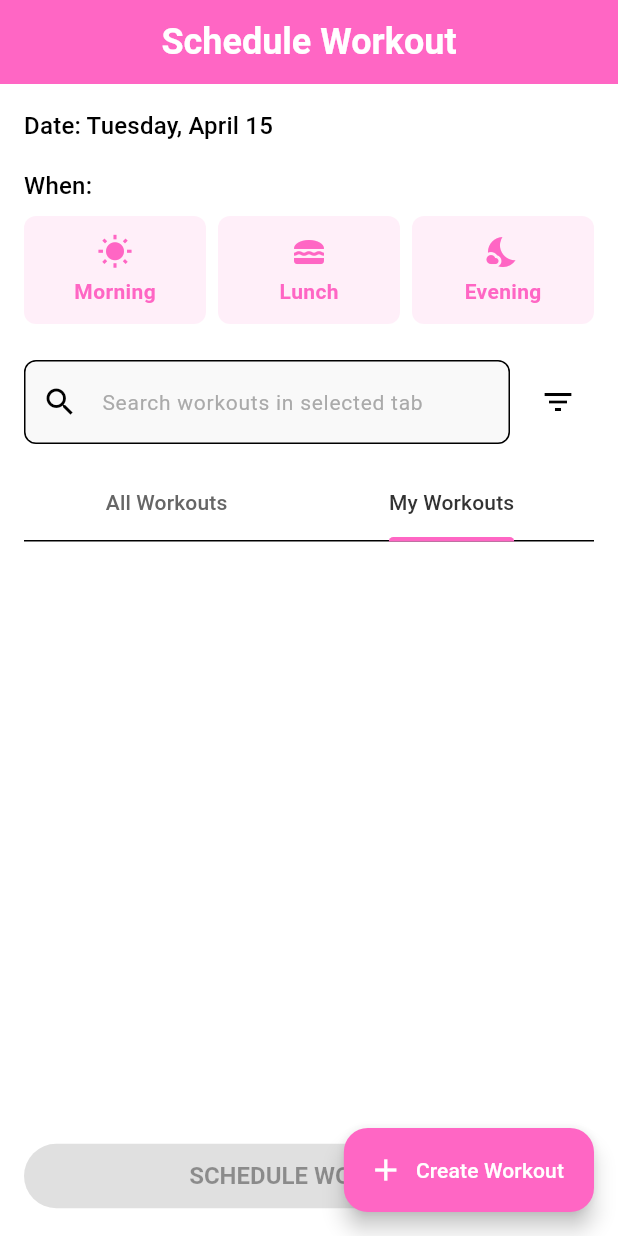
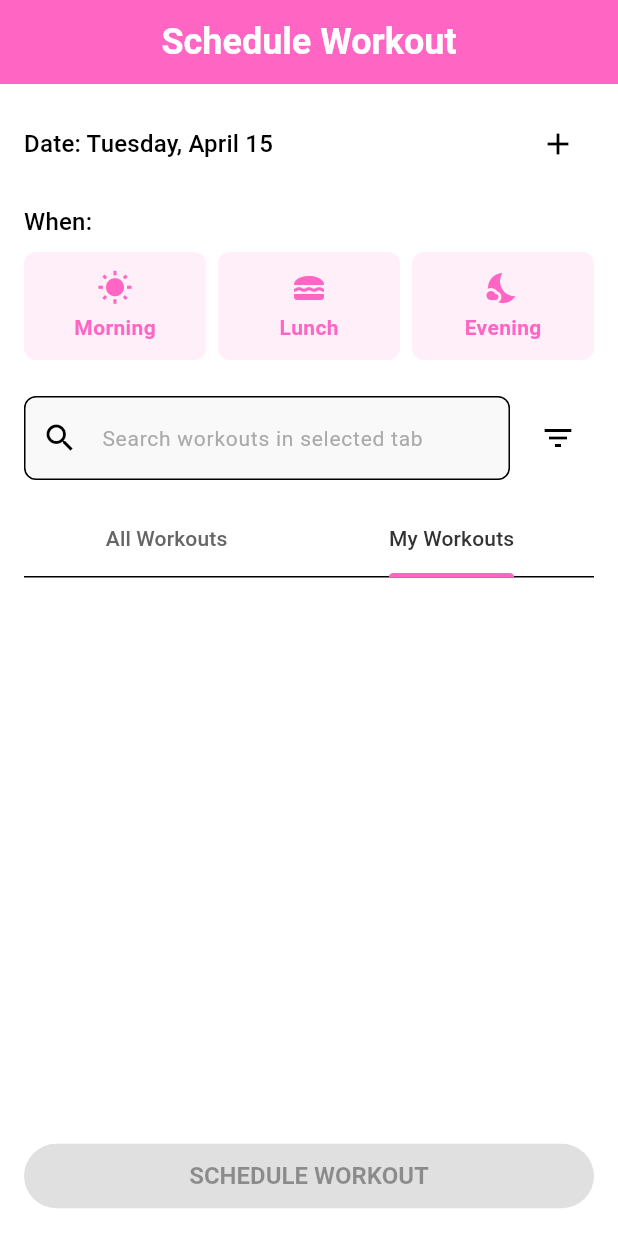
Before and after one commit to LogieLogan/bumsntums, a Flutter app: the WorkoutSchedulingScreen screen opened by its route, tab 2 chosen, on a phone screen of 412 x 824 dp. Run offline on Flutter 3.47's test engine with Material 3 defaults, Android fonts, the light colour scheme and no system bars; our stand-ins replace cached_network_image, cloud_firestore, confetti, connectivity_plus, equatable, firebase_analytics and 20 more; missing offline and left inert: flutter_barcode_scanner; accounts and stored records are empty; generated files the repository leaves out were written again; Roboto replaces fonts that are missing (Raleway).

Commit message:
move workout creation on schedule button

```diff
--- a/lib/features/workout_planning/screens/workout_scheduling_screen.dart
+++ b/lib/features/workout_planning/screens/workout_scheduling_screen.dart
@@ -79,13 +79,6 @@ class _WorkoutSchedulingScreenState
         title: Text(widget.isLoggingMode ? 'Log Workout' : 'Schedule Workout'),
         // The TabBar is now placed within the body Column
       ),
-      floatingActionButton: FloatingActionButton.extended(
-        onPressed:
-            _isSaving ? null : () => _showWorkoutCreationOptions(context),
-        label: const Text('Create Workout'),
-        icon: const Icon(Icons.add),
-        backgroundColor: AppColors.salmon, // Or your theme's FAB color
-      ),
       body: Stack(
         // Stack for loading overlay
         children: [
@@ -97,10 +90,24 @@ class _WorkoutSchedulingScreenState
               crossAxisAlignment: CrossAxisAlignment.start,
               children: [
                 // Date display
-                Text(
-                  'Date: ${dateFormatter.format(widget.scheduledDate)}',
-                  style: Theme.of(context).textTheme.titleMedium,
+                Row(
+                  children: [
+                    Expanded(
+                      child: Text(
+                        'Date: ${dateFormatter.format(widget.scheduledDate)}',
+                        style: Theme.of(context).textTheme.titleMedium,
+                      ),
+                    ),
+                    IconButton(
+                      icon: const Icon(Icons.add),
+                      tooltip: 'Create Workout',
+                      onPressed: () {
+                        _showWorkoutCreationOptions(context);
+                      },
+                    ),
+                  ],
                 ),
+
                 const SizedBox(height: 16),
 
                 // Time selection
```
